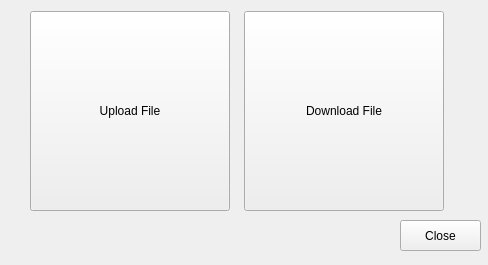
dkithmal/BinduProjectTeacher, file newuploadordownload.ui: the form before one commit.
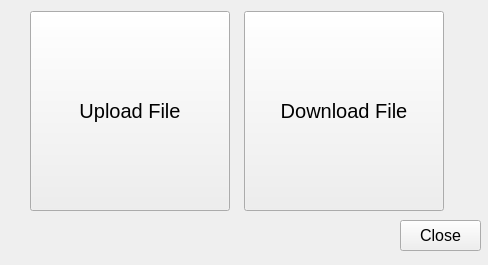
The form after the commit.

```diff
--- a/newuploadordownload.ui
+++ b/newuploadordownload.ui
@@ -10,6 +10,11 @@
     <height>265</height>
    </rect>
   </property>
+  <property name="font">
+   <font>
+    <pointsize>12</pointsize>
+   </font>
+  </property>
   <property name="windowTitle">
    <string>Upload and Download</string>
   </property>
@@ -44,6 +49,11 @@
         <height>200</height>
        </size>
       </property>
+      <property name="font">
+       <font>
+        <pointsize>15</pointsize>
+       </font>
+      </property>
       <property name="text">
        <string>Download File</string>
       </property>
@@ -57,6 +67,11 @@
         <height>200</height>
        </size>
       </property>
+      <property name="font">
+       <font>
+        <pointsize>15</pointsize>
+       </font>
+      </property>
       <property name="text">
        <string>Upload File</string>
       </property>
```
